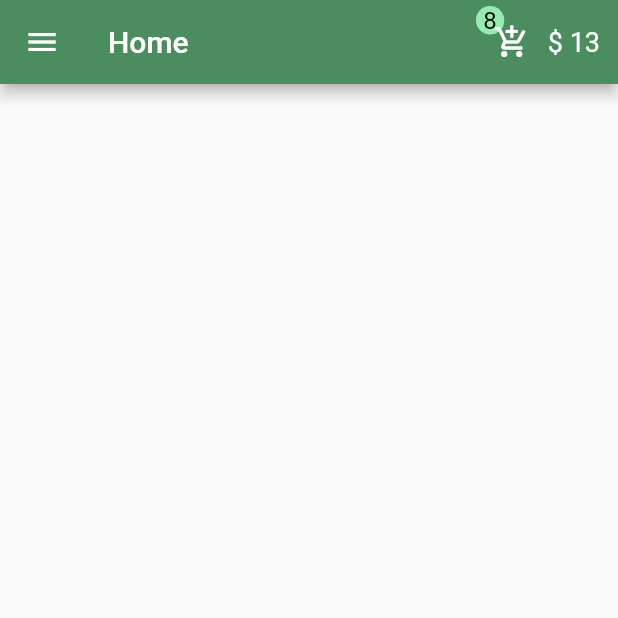
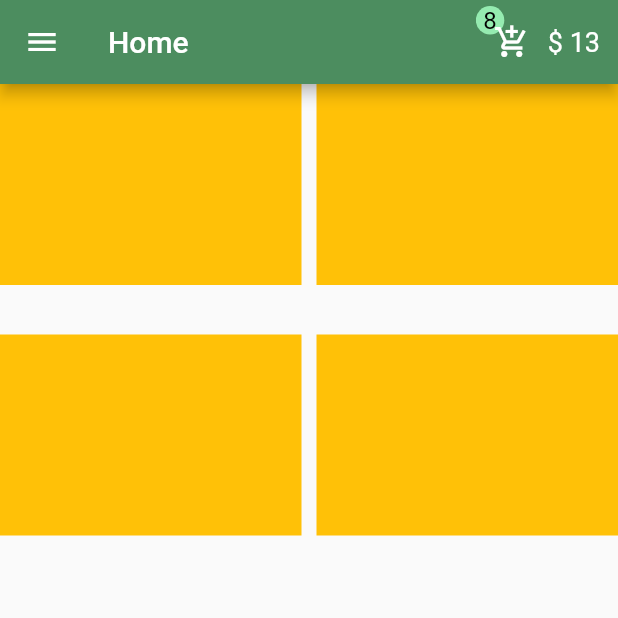
Before and after one commit to M-Almahdy/project_app, a Flutter app: the screen it shows after launch, on a phone screen of 412 x 824 dp, the top half of it. Run offline on Flutter 3.47's test engine with Material 2 defaults, Android fonts, the phone set to English and light mode, and no system bars.

Commit message:
fix the error

```diff
--- a/lib/pages/home.dart
+++ b/lib/pages/home.dart
@@ -10,11 +10,18 @@ class Home extends StatelessWidget {
   Widget build(BuildContext context) {
     return SafeArea(
       child: Scaffold(
-          body:GridView.builder(gridDelegate: SliverGridDelegateWithFixedCrossAxisCount(crossAxisCount: 2, childAspectRatio: 3/2, crossAxisSpacing: 10, mainAxisSpacing: 33), itemCount: 4, itemBuilder: (BuildContext context, int (context, index) {
+          body: GridView.builder(
+            gridDelegate: SliverGridDelegateWithFixedCrossAxisCount(
+              crossAxisCount: 2,
+              childAspectRatio: 3/2,
+              crossAxisSpacing: 10,
+              mainAxisSpacing: 33),
+            itemCount: 4,
+            itemBuilder: (BuildContext context, int index) {
             return Container(
               color: Colors.amber,
             );
-          }),),
+          },),
 
 
 
```
